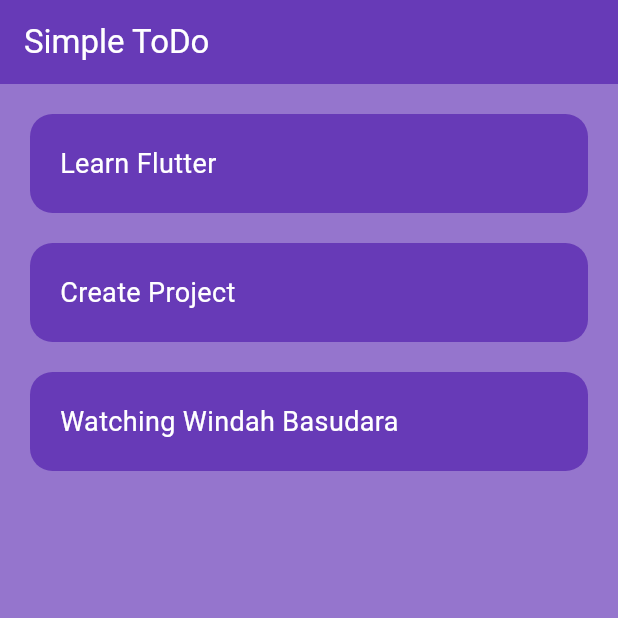
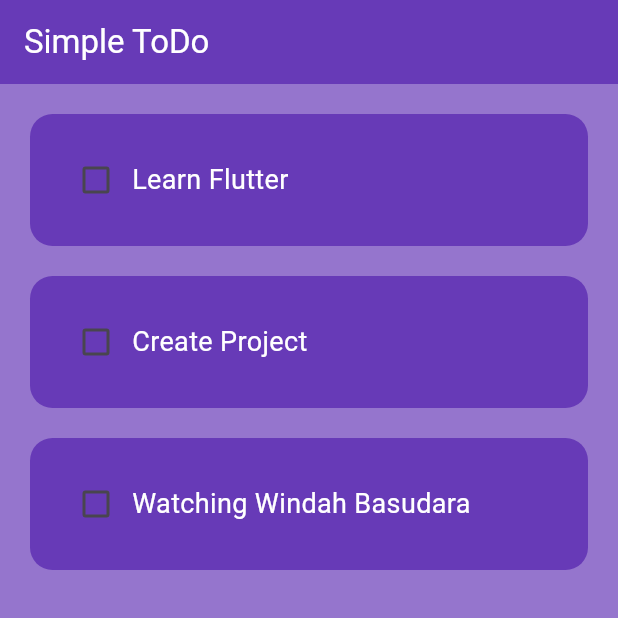
Before and after one commit to BliAli/ToDoList, a Flutter app: the screen it shows after launch, on a phone screen of 412 x 824 dp, the top half of it. Run offline on Flutter 3.47's test engine with Material 3 defaults, Android fonts, the phone set to English and light mode, and no system bars.

```diff
--- a/lib/pages/home_page.dart
+++ b/lib/pages/home_page.dart
@@ -1,14 +1,25 @@
 import 'package:flutter/material.dart';
 import 'package:todolist/utils/todo_list.dart';
 
-class HomePage extends StatelessWidget {
+class HomePage extends StatefulWidget {
   HomePage({super.key});
 
+  @override
+  State<HomePage> createState() => _HomePageState();
+}
+
+class _HomePageState extends State<HomePage> {
   List toDoList = [
     ['Learn Flutter', false],
     ['Create Project', false],
     ['Watching Windah Basudara', false],
   ];
+
+  void checkBoxChanged(int index) {
+    setState(() {
+      toDoList[index][1] = !toDoList[index][1];
+    });
+  }
 
   @override
   Widget build(BuildContext context) {
@@ -22,7 +33,11 @@ class HomePage extends StatelessWidget {
       body: ListView.builder(
         itemCount: toDoList.length,
         itemBuilder: (BuildContext context, index) {
-          return TodoList(taskName: toDoList[index][0]);
+          return TodoList(
+            taskName: toDoList[index][0],
+            taskCompleted: toDoList[index][1],
+            onChanged: (value) => checkBoxChanged(index),
+          );
         },
       ),
     );
--- a/lib/utils/todo_list.dart
+++ b/lib/utils/todo_list.dart
@@ -1,9 +1,16 @@
 import 'package:flutter/material.dart';
 
 class TodoList extends StatelessWidget {
-  const TodoList({super.key, required this.taskName});
+  const TodoList({
+    super.key,
+    required this.taskName,
+    required this.taskCompleted,
+    this.onChanged,
+  });
 
   final String taskName;
+  final bool taskCompleted;
+  final Function(bool?)? onChanged;
 
   @override
   Widget build(BuildContext context) {
@@ -15,9 +22,11 @@ class TodoList extends StatelessWidget {
           color: Colors.deepPurple,
           borderRadius: BorderRadius.circular(15),
         ),
-        child: Text(
-          taskName,
-          style: TextStyle(color: Colors.white, fontSize: 18),
+        child: Row(
+          children: [
+            Checkbox(value: taskCompleted, onChanged: onChanged),
+            Text(taskName, style: TextStyle(color: Colors.white, fontSize: 18)),
+          ],
         ),
       ),
     );
```
